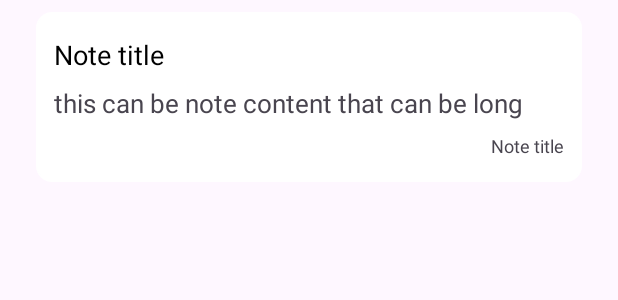
After one commit to DeeAyDan/mobil_alkfejl_projekt_notepro, an Android app: the layout recycler_note_item.xml on its own in the app's theme, with its tools: preview values and no code run, on a phone screen of 412 x 824 dp. The commit adds this screen. Shown: the top 300 px of the screen. Run offline under Robolectric (Android 15) with nearby library versions, the phone set to English and light mode, and no system bars.

Commit message:
Display nodes on main

```diff
--- /dev/null
+++ b/app/src/main/res/drawable/baseline_menu.xml
@@ -0,0 +1,5 @@
+<vector xmlns:android="http://schemas.android.com/apk/res/android" android:height="24dp" android:tint="#000000" android:viewportHeight="24" android:viewportWidth="24" android:width="24dp">
+
+    <path android:fillColor="@android:color/white" android:pathData="M3,18h18v-2L3,16v2zM3,13h18v-2L3,11v2zM3,6v2h18L21,6L3,6z"/>
+
+</vector>
--- /dev/null
+++ b/app/src/main/res/layout/recycler_note_item.xml
@@ -0,0 +1,40 @@
+<?xml version="1.0" encoding="utf-8"?>
+<LinearLayout xmlns:android="http://schemas.android.com/apk/res/android"
+    android:orientation="vertical"
+    android:layout_width="match_parent"
+    android:layout_height="wrap_content"
+    android:padding="12dp"
+    android:layout_marginVertical="8dp"
+    android:layout_marginHorizontal="24dp"
+    android:backgroundTint="@color/white"
+    android:background="@drawable/rounded_corner">
+
+    <TextView
+        android:layout_width="match_parent"
+        android:layout_height="wrap_content"
+        android:id="@+id/note_title_text_view"
+        android:text="Note title"
+        android:textColor="@color/black"
+        android:textSize="18sp"
+        android:layout_marginVertical="4dp"/>
+
+    <TextView
+        android:layout_width="match_parent"
+        android:layout_height="wrap_content"
+        android:id="@+id/note_content_text_view"
+        android:text="this can be note content that can be long"
+        android:maxLines="2"
+        android:ellipsize="end"
+        android:textSize="17sp"
+        android:layout_marginVertical="4dp"/>
+
+    <TextView
+        android:layout_width="match_parent"
+        android:layout_height="wrap_content"
+        android:id="@+id/note_timestamp_text_view"
+        android:text="Note title"
+        android:textSize="12sp"
+        android:gravity="right"
+        android:layout_marginVertical="4dp"/>
+
+</LinearLayout>
```
Also changed, not shown: app/src/main/java/com/example/notespro/MainActivity.java (+42 -0 lines), app/src/main/java/com/example/notespro/NoteAdapter.java (added, +47 -0 lines), app/src/main/java/com/example/notespro/Utility.java (+8 -0 lines), app/src/main/res/layout/activity_main.xml (+34 -0 lines).
